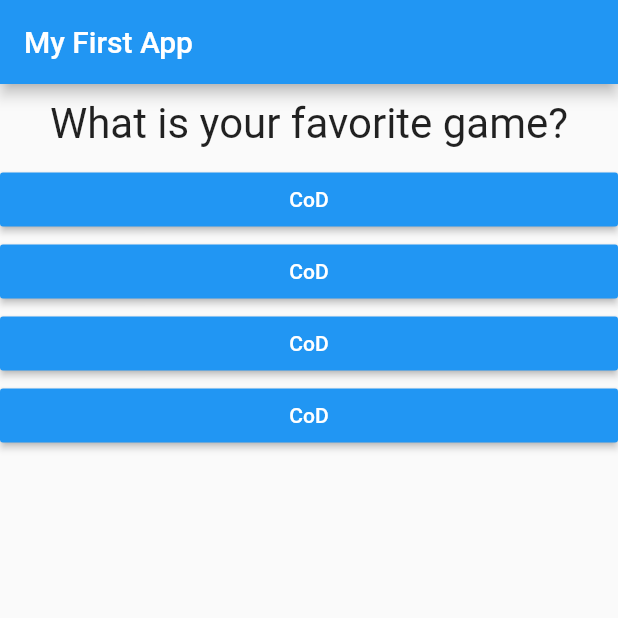
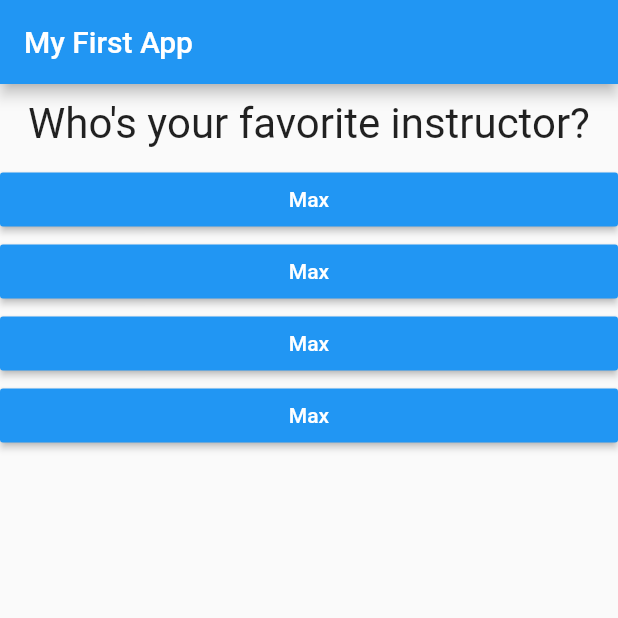
Before and after one commit to GBRBD/quiz_app, a Flutter app: the screen it shows after launch, after a tap on "Black", after a tap on "Snake", on a phone screen of 412 x 824 dp, the top half of it. Run offline on Flutter 3.47's test engine with Material 2 defaults, Android fonts, the phone set to English and light mode, and no system bars.

Commit message:
Refactor questions, show result text

```diff
--- a/lib/main.dart
+++ b/lib/main.dart
@@ -14,22 +14,41 @@ class MyApp extends StatefulWidget {
 
 class _MyAppState extends State<MyApp> {
   var _questionIndex = 0;
+  var _totalScore = 0;
+
   final _questions = const [
     {
-      'questionText': 'What is your favorite color?',
-      'answers': ['Black', 'Red', 'Green', 'White']
+      'questionText': 'What\'s your favorite color?',
+      'answers': [
+        {'text': 'Black', 'score': 10},
+        {'text': 'Red', 'score': 5},
+        {'text': 'Green', 'score': 3},
+        {'text': 'White', 'score': 1},
+      ],
     },
     {
-      'questionText': 'What is your favorite animal?',
-      'answers': ['Rabbit', 'Snake', 'Elephant', 'Lion']
+      'questionText': 'What\'s your favorite animal?',
+      'answers': [
+        {'text': 'Rabbit', 'score': 3},
+        {'text': 'Snake', 'score': 11},
+        {'text': 'Elephant', 'score': 5},
+        {'text': 'Lion', 'score': 9},
+      ],
     },
     {
-      'questionText': 'What is your favorite game?',
-      'answers': ['CoD', 'CoD', 'CoD', 'CoD']
+      'questionText': 'Who\'s your favorite instructor?',
+      'answers': [
+        {'text': 'Max', 'score': 1},
+        {'text': 'Max', 'score': 1},
+        {'text': 'Max', 'score': 1},
+        {'text': 'Max', 'score': 1},
+      ],
     },
   ];
 
-  void _answerQuestion() {
+  void _answerQuestion(int score) {
+    _totalScore += score;
+
     setState(() {
       _questionIndex++;
     });
@@ -47,7 +66,7 @@ class _MyAppState extends State<MyApp> {
                 answerQuestion: _answerQuestion,
                 questionIndex: _questionIndex,
                 questions: _questions)
-            : Result(),
+            : Result(_totalScore),
       ),
     );
   }
--- a/lib/quiz.dart
+++ b/lib/quiz.dart
@@ -18,8 +18,9 @@ class Quiz extends StatelessWidget {
     return Column(
       children: <Widget>[
         Question(questions[questionIndex]['questionText']),
-        ...(questions[questionIndex]['answers'] as List<String>).map((answer) {
-          return Answer(answerQuestion, answer);
+        ...(questions[questionIndex]['answers'] as List<Map<String, Object>>)
+            .map((answer) {
+          return Answer(() => answerQuestion(answer['score']), answer['text']);
         }).toList()
       ],
     );
```
Also changed, not shown: lib/result.dart (+24 -1 lines).
